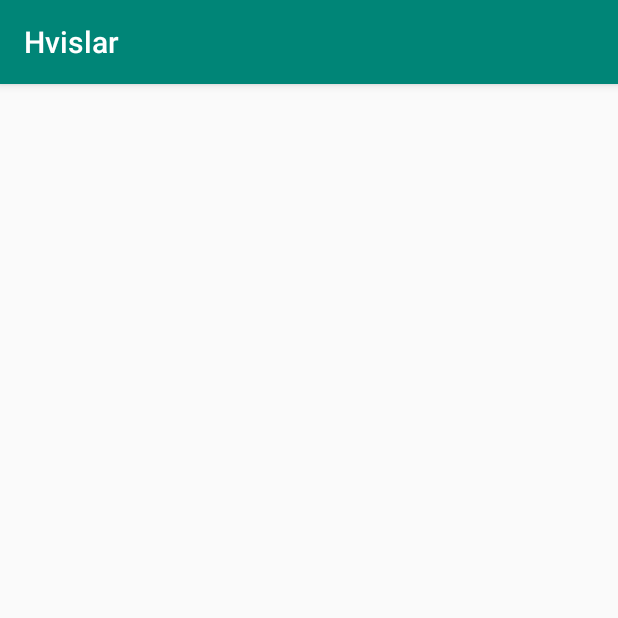
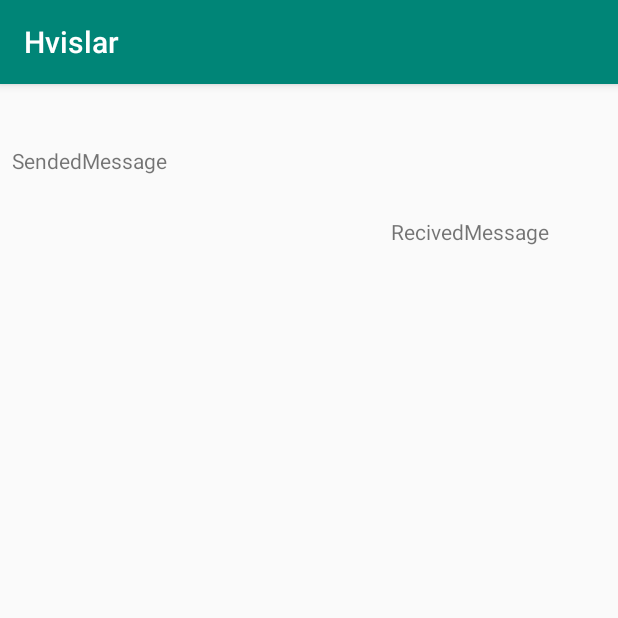
Before and after one commit to dborowiecki/Hvislar, an Android app: the ChatActivity screen opened directly, with no data from a screen before it, on a phone screen of 412 x 824 dp, the top half of it. Run offline under Robolectric (Android 15) with nearby library versions, the phone set to English and light mode, and no system bars.

```diff
--- a/app/src/main/AndroidManifest.xml
+++ b/app/src/main/AndroidManifest.xml
@@ -31,7 +31,8 @@
             android:label="@string/title_activity_register"
             android:theme="@style/AppTheme.NoActionBar" />
         <activity android:name=".UserProfile" />
-        <activity android:name=".ChatActivity"></activity>
+        <activity android:name=".ChatActivity" />
+        <activity android:name=".ListOfFriendsActivity"></activity>
     </application>
 
 </manifest>
--- a/app/src/main/java/com/miancky/hvislar/ChatActivity.java
+++ b/app/src/main/java/com/miancky/hvislar/ChatActivity.java
@@ -1,7 +1,9 @@
 package com.miancky.hvislar;
 
+import android.content.Intent;
 import android.support.v7.app.AppCompatActivity;
 import android.os.Bundle;
+import android.widget.TextView;
 
 public class ChatActivity extends AppCompatActivity {
 
@@ -9,5 +11,15 @@ public class ChatActivity extends AppCompatActivity {
     protected void onCreate(Bundle savedInstanceState) {
         super.onCreate(savedInstanceState);
         setContentView(R.layout.activity_chat);
+        Intent intent = getIntent();
+
+        TextView person = (TextView) findViewById(R.id.tPerson);
+        String interlocutor = intent.getStringExtra("interlocutor");
+        person.setText(interlocutor);
+        establishServerConnection();
+    }
+
+    private void establishServerConnection(){
+
     }
 }
--- /dev/null
+++ b/app/src/main/java/com/miancky/hvislar/ListOfFriendsActivity.java
@@ -0,0 +1,13 @@
+package com.miancky.hvislar;
+
+import android.support.v7.app.AppCompatActivity;
+import android.os.Bundle;
+
+public class ListOfFriendsActivity extends AppCompatActivity {
+
+    @Override
+    protected void onCreate(Bundle savedInstanceState) {
+        super.onCreate(savedInstanceState);
+        setContentView(R.layout.activity_list_of_friends);
+    }
+}
--- a/app/src/main/res/layout/activity_chat.xml
+++ b/app/src/main/res/layout/activity_chat.xml
@@ -6,4 +6,35 @@
     android:layout_height="match_parent"
     tools:context=".ChatActivity">
 
+    <TextView
+        android:id="@+id/tPerson"
+        android:layout_width="94dp"
+        android:layout_height="25dp"
+        android:layout_marginStart="8dp"
+        android:layout_marginTop="8dp"
+        android:layout_marginEnd="8dp"
+        android:text="TextView"
+        app:layout_constraintEnd_toEndOf="parent"
+        app:layout_constraintStart_toStartOf="parent"
+        app:layout_constraintTop_toTopOf="parent" />
+
+    <TextView
+        android:id="@+id/tSended"
+        android:layout_width="105dp"
+        android:layout_height="39dp"
+        android:layout_marginStart="8dp"
+        android:layout_marginTop="8dp"
+        android:text="SendedMessage"
+        app:layout_constraintStart_toStartOf="parent"
+        app:layout_constraintTop_toBottomOf="@+id/tPerson" />
+
+    <TextView
+        android:id="@+id/tRecived"
+        android:layout_width="127dp"
+        android:layout_height="48dp"
+        android:layout_marginTop="8dp"
+        android:layout_marginEnd="24dp"
+        android:text="RecivedMessage"
+        app:layout_constraintEnd_toEndOf="parent"
+        app:layout_constraintTop_toBottomOf="@+id/tSended" />
 </android.support.constraint.ConstraintLayout>
--- /dev/null
+++ b/app/src/main/res/layout/activity_list_of_friends.xml
@@ -0,0 +1,9 @@
+<?xml version="1.0" encoding="utf-8"?>
+<android.support.constraint.ConstraintLayout xmlns:android="http://schemas.android.com/apk/res/android"
+    xmlns:app="http://schemas.android.com/apk/res-auto"
+    xmlns:tools="http://schemas.android.com/tools"
+    android:layout_width="match_parent"
+    android:layout_height="match_parent"
+    tools:context=".ListOfFriendsActivity">
+
+</android.support.constraint.ConstraintLayout>
```
